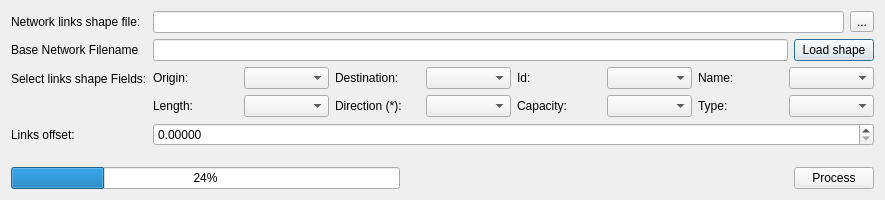
Before: the Qt Designer form prepare_network_dialog.ui in TomasdelaBarra/QTRANUS, drawn with Qt 5.
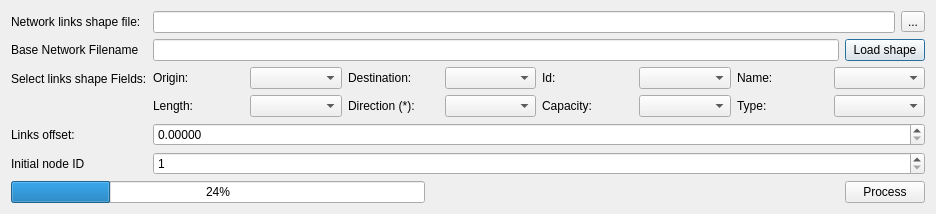
After: the same form once the commit is applied.

```diff
--- a/prepare_network_dialog.ui
+++ b/prepare_network_dialog.ui
@@ -6,8 +6,8 @@
    <rect>
     <x>0</x>
     <y>0</y>
-    <width>885</width>
-    <height>200</height>
+    <width>936</width>
+    <height>214</height>
    </rect>
   </property>
   <property name="windowTitle">
@@ -169,6 +169,23 @@
          </item>
         </layout>
        </item>
+       <item row="4" column="1">
+        <widget class="QSpinBox" name="links_initial_node_id">
+         <property name="minimum">
+          <number>1</number>
+         </property>
+         <property name="maximum">
+          <number>99999999</number>
+         </property>
+        </widget>
+       </item>
+       <item row="4" column="0">
+        <widget class="QLabel" name="label_3">
+         <property name="text">
+          <string>Initial node ID</string>
+         </property>
+        </widget>
+       </item>
       </layout>
      </item>
      <item>
```
